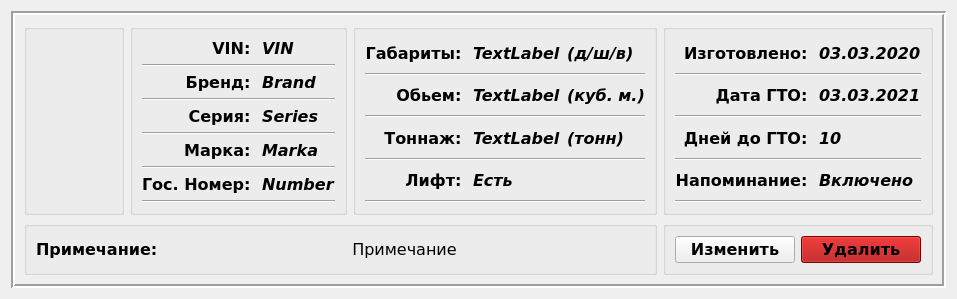
Old version of the form Modules/Autopark/Delegat/MainDelegatAutopark/maindelegatewidgetautopark.ui in the repository Sakton/CONVEYANCE_Q.
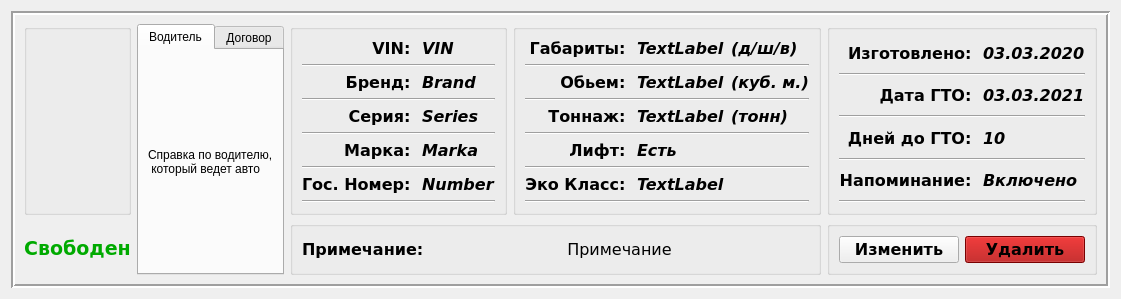
New version of the form. Icons and pictures are not drawn.

Patch:
```diff
--- a/Modules/Autopark/Delegat/MainDelegatAutopark/maindelegatewidgetautopark.ui
+++ b/Modules/Autopark/Delegat/MainDelegatAutopark/maindelegatewidgetautopark.ui
@@ -6,7 +6,7 @@
    <rect>
     <x>0</x>
     <y>0</y>
-    <width>944</width>
+    <width>1099</width>
     <height>295</height>
    </rect>
   </property>
@@ -20,8 +20,14 @@
    <string>Form</string>
   </property>
   <layout class="QGridLayout" name="gridLayout_2">
-   <item row="0" column="0">
+   <item row="1" column="0">
     <widget class="QFrame" name="frame">
+     <property name="sizePolicy">
+      <sizepolicy hsizetype="Preferred" vsizetype="Preferred">
+       <horstretch>0</horstretch>
+       <verstretch>0</verstretch>
+      </sizepolicy>
+     </property>
      <property name="frameShape">
       <enum>QFrame::Box</enum>
      </property>
@@ -34,13 +40,208 @@
      <layout class="QGridLayout" name="gridLayout_12">
       <item row="0" column="0">
        <layout class="QGridLayout" name="gridLayout">
-        <item row="0" column="2">
+        <item row="0" column="4">
+         <widget class="QGroupBox" name="groupBox_3">
+          <property name="sizePolicy">
+           <sizepolicy hsizetype="Preferred" vsizetype="Preferred">
+            <horstretch>0</horstretch>
+            <verstretch>0</verstretch>
+           </sizepolicy>
+          </property>
+          <property name="title">
+           <string/>
+          </property>
+          <layout class="QGridLayout" name="gridLayout_9">
+           <item row="0" column="0">
+            <layout class="QGridLayout" name="gridLayout_8">
+             <item row="0" column="0">
+              <widget class="QLabel" name="label_13">
+               <property name="sizePolicy">
+                <sizepolicy hsizetype="Preferred" vsizetype="Preferred">
+                 <horstretch>0</horstretch>
+                 <verstretch>0</verstretch>
+                </sizepolicy>
+               </property>
+               <property name="font">
+                <font>
+                 <family>Verdana</family>
+                 <pointsize>12</pointsize>
+                 <weight>75</weight>
+                 <bold>true</bold>
+                </font>
+               </property>
+               <property name="text">
+                <string>Изготовлено: </string>
+               </property>
+               <property name="alignment">
+                <set>Qt::AlignRight|Qt::AlignTrailing|Qt::AlignVCenter</set>
+               </property>
+              </widget>
+             </item>
+             <item row="6" column="0">
+              <widget class="QLabel" name="label_23">
+               <property name="font">
+                <font>
+                 <family>Verdana</family>
+                 <pointsize>12</pointsize>
+                 <weight>75</weight>
+                 <bold>true</bold>
+                </font>
+               </property>
+               <property name="text">
+                <string>Напоминание: </string>
+               </property>
+               <property name="alignment">
+                <set>Qt::AlignRight|Qt::AlignTrailing|Qt::AlignVCenter</set>
+               </property>
+              </widget>
+             </item>
+             <item row="2" column="0">
+              <widget class="QLabel" name="label_15">
+               <property name="font">
+                <font>
+                 <family>Verdana</family>
+                 <pointsize>12</pointsize>
+                 <weight>75</weight>
+                 <bold>true</bold>
+                </font>
+               </property>
+               <property name="text">
+                <string>Дата ГТО: </string>
+               </property>
+               <property name="alignment">
+                <set>Qt::AlignRight|Qt::AlignTrailing|Qt::AlignVCenter</set>
+               </property>
+              </widget>
+             </item>
+             <item row="1" column="0" colspan="2">
+              <widget class="Line" name="line_10">
+               <property name="orientation">
+                <enum>Qt::Horizontal</enum>
+               </property>
+              </widget>
+             </item>
+             <item row="3" column="0" colspan="2">
+              <widget class="Line" name="line_11">
+               <property name="orientation">
+                <enum>Qt::Horizontal</enum>
+               </property>
+              </widget>
+             </item>
+             <item row="4" column="1">
+              <widget class="QLabel" name="labelDayTo">
+               <property name="font">
+                <font>
+                 <family>Verdana</family>
+                 <pointsize>12</pointsize>
+                 <weight>75</weight>
+                 <italic>true</italic>
+                 <bold>true</bold>
+                </font>
+               </property>
+               <property name="text">
+                <string>10</string>
+               </property>
+              </widget>
+             </item>
+             <item row="4" column="0">
+              <widget class="QLabel" name="label_21">
+               <property name="font">
+                <font>
+                 <family>Verdana</family>
+                 <pointsize>12</pointsize>
+                 <weight>75</weight>
+                 <bold>true</bold>
+                </font>
+               </property>
+               <property name="text">
+                <string>Дней до ГТО: </string>
+               </property>
+               <property name="alignment">
+                <set>Qt::AlignRight|Qt::AlignTrailing|Qt::AlignVCenter</set>
+               </property>
+              </widget>
+             </item>
+             <item row="6" column="1">
+              <widget class="QLabel" name="labelReminder">
+               <property name="font">
+                <font>
+                 <family>Verdana</family>
+                 <pointsize>12</pointsize>
+                 <weight>75</weight>
+                 <italic>true</italic>
+                 <bold>true</bold>
+                </font>
+               </property>
+               <property name="text">
+                <string>Включено</string>
+               </property>
+              </widget>
+             </item>
+             <item row="5" column="0" colspan="2">
+              <widget class="Line" name="line_12">
+               <property name="orientation">
+                <enum>Qt::Horizontal</enum>
+               </property>
+              </widget>
+             </item>
+             <item row="2" column="1">
+              <widget class="QLabel" name="labelTechInspection">
+               <property name="font">
+                <font>
+                 <family>Verdana</family>
+                 <pointsize>12</pointsize>
+                 <weight>75</weight>
+                 <italic>true</italic>
+                 <bold>true</bold>
+                </font>
+               </property>
+               <property name="text">
+                <string>03.03.2021</string>
+               </property>
+              </widget>
+             </item>
+             <item row="0" column="1">
+              <widget class="QLabel" name="labelDataIssue">
+               <property name="font">
+                <font>
+                 <family>Verdana</family>
+                 <pointsize>12</pointsize>
+                 <weight>75</weight>
+                 <italic>true</italic>
+                 <bold>true</bold>
+                </font>
+               </property>
+               <property name="text">
+                <string>03.03.2020</string>
+               </property>
+              </widget>
+             </item>
+             <item row="7" column="0" colspan="2">
+              <widget class="Line" name="line_13">
+               <property name="orientation">
+                <enum>Qt::Horizontal</enum>
+               </property>
+              </widget>
+             </item>
+            </layout>
+           </item>
+          </layout>
+         </widget>
+        </item>
+        <item row="0" column="3">
          <widget class="QGroupBox" name="groupBox_2">
+          <property name="sizePolicy">
+           <sizepolicy hsizetype="Preferred" vsizetype="Preferred">
+            <horstretch>0</horstretch>
+            <verstretch>0</verstretch>
+           </sizepolicy>
+          </property>
           <property name="title">
            <string/>
           </property>
           <layout class="QGridLayout" name="gridLayout_7">
-           <item row="0" column="0">
+           <item row="0" column="1">
             <layout class="QGridLayout" name="gridLayout_6">
              <item row="2" column="2">
               <widget class="QLabel" name="label_12">
@@ -76,52 +277,6 @@
                </property>
               </widget>
              </item>
-             <item row="0" column="0">
-              <widget class="QLabel" name="label_6">
-               <property name="sizePolicy">
-                <sizepolicy hsizetype="Preferred" vsizetype="Preferred">
-                 <horstretch>0</horstretch>
-                 <verstretch>0</verstretch>
-                </sizepolicy>
-               </property>
-               <property name="font">
-                <font>
-                 <family>Verdana</family>
-                 <pointsize>12</pointsize>
-                 <weight>75</weight>
-                 <bold>true</bold>
-                </font>
-               </property>
-               <property name="text">
-                <string>Габариты: </string>
-               </property>
-               <property name="alignment">
-                <set>Qt::AlignRight|Qt::AlignTrailing|Qt::AlignVCenter</set>
-               </property>
-              </widget>
-             </item>
-             <item row="2" column="1">
-              <widget class="QLabel" name="labelSpace">
-               <property name="sizePolicy">
-                <sizepolicy hsizetype="Preferred" vsizetype="Preferred">
-                 <horstretch>0</horstretch>
-                 <verstretch>0</verstretch>
-                </sizepolicy>
-               </property>
-               <property name="font">
-                <font>
-                 <family>Verdana</family>
-                 <pointsize>12</pointsize>
-                 <weight>75</weight>
-                 <italic>true</italic>
-                 <bold>true</bold>
-                </font>
-               </property>
-               <property name="text">
-                <string>TextLabel</string>
-               </property>
-              </widget>
-             </item>
              <item row="6" column="1">
               <widget class="QLabel" name="labelLift">
                <property name="sizePolicy">
@@ -144,6 +299,52 @@
                </property>
               </widget>
              </item>
+             <item row="4" column="1">
+              <widget class="QLabel" name="labelTonnag">
+               <property name="sizePolicy">
+                <sizepolicy hsizetype="Preferred" vsizetype="Preferred">
+                 <horstretch>0</horstretch>
+                 <verstretch>0</verstretch>
+                </sizepolicy>
+               </property>
+               <property name="font">
+                <font>
+                 <family>Verdana</family>
+                 <pointsize>12</pointsize>
+                 <weight>75</weight>
+                 <italic>true</italic>
+                 <bold>true</bold>
+                </font>
+               </property>
+               <property name="text">
+                <string>TextLabel</string>
+               </property>
+              </widget>
+             </item>
+             <item row="0" column="0">
+              <widget class="QLabel" name="label_6">
+               <property name="sizePolicy">
+                <sizepolicy hsizetype="Preferred" vsizetype="Preferred">
+                 <horstretch>0</horstretch>
+                 <verstretch>0</verstretch>
+                </sizepolicy>
+               </property>
+               <property name="font">
+                <font>
+                 <family>Verdana</family>
+                 <pointsize>12</pointsize>
+                 <weight>75</weight>
+                 <bold>true</bold>
+                </font>
+               </property>
+               <property name="text">
+                <string>Габариты: </string>
+               </property>
+               <property name="alignment">
+                <set>Qt::AlignRight|Qt::AlignTrailing|Qt::AlignVCenter</set>
+               </property>
+              </widget>
+             </item>
              <item row="4" column="0">
               <widget class="QLabel" name="label_9">
                <property name="font">
@@ -162,13 +363,42 @@
                </property>
               </widget>
              </item>
-             <item row="7" column="0" colspan="3">
+             <item row="9" column="0" colspan="3">
               <widget class="Line" name="line_9">
                <property name="orientation">
                 <enum>Qt::Horizontal</enum>
                </property>
               </widget>
              </item>
+             <item row="2" column="1">
+              <widget class="QLabel" name="labelSpace">
+               <property name="sizePolicy">
+                <sizepolicy hsizetype="Preferred" vsizetype="Preferred">
+                 <horstretch>0</horstretch>
+                 <verstretch>0</verstretch>
+                </sizepolicy>
+               </property>
+               <property name="font">
+                <font>
+                 <family>Verdana</family>
+                 <pointsize>12</pointsize>
+                 <weight>75</weight>
+                 <italic>true</italic>
+                 <bold>true</bold>
+                </font>
+               </property>
+               <property name="text">
+                <string>TextLabel</string>
+               </property>
+              </widget>
+             </item>
+             <item row="5" column="0" colspan="3">
+              <widget class="Line" name="line_8">
+               <property name="orientation">
+                <enum>Qt::Horizontal</enum>
+               </property>
+              </widget>
+             </item>
              <item row="6" column="0">
               <widget class="QLabel" name="label_11">
                <property name="font">
@@ -187,21 +417,8 @@
                </property>
               </widget>
              </item>
-             <item row="3" column="0" colspan="3">
-              <widget class="Line" name="line_7">
-               <property name="orientation">
-                <enum>Qt::Horizontal</enum>
-               </property>
-              </widget>
-             </item>
-             <item row="4" column="1">
-              <widget class="QLabel" name="labelTonnag">
-               <property name="sizePolicy">
-                <sizepolicy hsizetype="Preferred" vsizetype="Preferred">
-                 <horstretch>0</horstretch>
-                 <verstretch>0</verstretch>
-                </sizepolicy>
-               </property>
+             <item row="8" column="1">
+              <widget class="QLabel" name="labelEcoClass">
                <property name="font">
                 <font>
                  <family>Verdana</family>
@@ -216,47 +433,6 @@
                </property>
               </widget>
              </item>
-             <item row="4" column="2">
-              <widget class="QLabel" name="label_14">
-               <property name="font">
-                <font>
-                 <family>Verdana</family>
-                 <pointsize>12</pointsize>
-                 <weight>75</weight>
-                 <italic>true</italic>
-                 <bold>true</bold>
-                </font>
-               </property>
-               <property name="text">
-                <string>(тонн)</string>
-               </property>
-              </widget>
-             </item>
-             <item row="0" column="1">
-              <widget class="QLabel" name="labelGabarity">
-               <property name="sizePolicy">
-                <sizepolicy hsizetype="Preferred" vsizetype="Preferred">
-                 <horstretch>0</horstretch>
-                 <verstretch>0</verstretch>
-                </sizepolicy>
-               </property>
-               <property name="font">
-                <font>
-                 <family>Verdana</family>
-                 <pointsize>12</pointsize>
-                 <weight>75</weight>
-                 <italic>true</italic>
-                 <bold>true</bold>
-                </font>
-               </property>
-               <property name="text">
-                <string>TextLabel</string>
-               </property>
-               <property name="alignment">
-                <set>Qt::AlignLeading|Qt::AlignLeft|Qt::AlignVCenter</set>
-               </property>
-              </widget>
-             </item>
              <item row="1" column="0" colspan="3">
               <widget class="Line" name="line_6">
                <property name="orientation">
@@ -264,13 +440,6 @@
                </property>
               </widget>
              </item>
-             <item row="5" column="0" colspan="3">
-              <widget class="Line" name="line_8">
-               <property name="orientation">
-                <enum>Qt::Horizontal</enum>
-               </property>
-              </widget>
-             </item>
              <item row="0" column="2">
               <widget class="QLabel" name="label_10">
                <property name="font">
@@ -287,6 +456,79 @@
                </property>
               </widget>
              </item>
+             <item row="4" column="2">
+              <widget class="QLabel" name="label_14">
+               <property name="font">
+                <font>
+                 <family>Verdana</family>
+                 <pointsize>12</pointsize>
+                 <weight>75</weight>
+                 <italic>true</italic>
+                 <bold>true</bold>
+                </font>
+               </property>
+               <property name="text">
+                <string>(тонн)</string>
+               </property>
+              </widget>
+             </item>
+             <item row="8" column="0">
+              <widget class="QLabel" name="label_16">
+               <property name="font">
+                <font>
+                 <family>Verdana</family>
+                 <pointsize>12</pointsize>
+                 <weight>75</weight>
+                 <bold>true</bold>
+                </font>
+               </property>
+               <property name="text">
+                <string>Эко Класс: </string>
+               </property>
+               <property name="alignment">
+                <set>Qt::AlignRight|Qt::AlignTrailing|Qt::AlignVCenter</set>
+               </property>
+              </widget>
+             </item>
+             <item row="3" column="0" colspan="3">
+              <widget class="Line" name="line_7">
+               <property name="orientation">
+                <enum>Qt::Horizontal</enum>
+               </property>
+              </widget>
+             </item>
+             <item row="0" column="1">
+              <widget class="QLabel" name="labelGabarity">
+               <property name="sizePolicy">
+                <sizepolicy hsizetype="Preferred" vsizetype="Preferred">
+                 <horstretch>0</horstretch>
+                 <verstretch>0</verstretch>
+                </sizepolicy>
+               </property>
+               <property name="font">
+                <font>
+                 <family>Verdana</family>
+                 <pointsize>12</pointsize>
+                 <weight>75</weight>
+                 <italic>true</italic>
+                 <bold>true</bold>
+                </font>
+               </property>
+               <property name="text">
+                <string>TextLabel</string>
+               </property>
+               <property name="alignment">
+                <set>Qt::AlignLeading|Qt::AlignLeft|Qt::AlignVCenter</set>
+               </property>
+              </widget>
+             </item>
+             <item row="7" column="0" colspan="3">
+              <widget class="Line" name="line_14">
+               <property name="orientation">
+                <enum>Qt::Horizontal</enum>
+               </property>
+              </widget>
+             </item>
             </layout>
            </item>
           </layout>
@@ -332,18 +574,40 @@
           </layout>
          </widget>
         </item>
-        <item row="0" column="3">
-         <widget class="QGroupBox" name="groupBox_3">
+        <item row="1" column="2" colspan="2">
+         <widget class="QGroupBox" name="groupBoxNote">
+          <property name="sizePolicy">
+           <sizepolicy hsizetype="Expanding" vsizetype="Preferred">
+            <horstretch>0</horstretch>
+            <verstretch>0</verstretch>
+           </sizepolicy>
+          </property>
           <property name="title">
            <string/>
           </property>
-          <layout class="QGridLayout" name="gridLayout_9">
+          <layout class="QGridLayout" name="gridLayout_11">
            <item row="0" column="0">
-            <layout class="QGridLayout" name="gridLayout_8">
+            <layout class="QGridLayout" name="gridLayout_10">
+             <item row="0" column="1">
+              <widget class="QLabel" name="labelNote">
+               <property name="font">
+                <font>
+                 <family>Verdana</family>
+                 <pointsize>12</pointsize>
+                </font>
+               </property>
+               <property name="text">
+                <string>Примечание</string>
+               </property>
+               <property name="alignment">
+                <set>Qt::AlignCenter</set>
+               </property>
+              </widget>
+             </item>
              <item row="0" column="0">
-              <widget class="QLabel" name="label_13">
+              <widget class="QLabel" name="label_4">
                <property name="sizePolicy">
-                <sizepolicy hsizetype="Preferred" vsizetype="Preferred">
+                <sizepolicy hsizetype="Maximum" vsizetype="Preferred">
                  <horstretch>0</horstretch>
                  <verstretch>0</verstretch>
                 </sizepolicy>
@@ -357,156 +621,7 @@
                 </font>
                </property>
                <property name="text">
-                <string>Изготовлено: </string>
-               </property>
-               <property name="alignment">
-                <set>Qt::AlignRight|Qt::AlignTrailing|Qt::AlignVCenter</set>
-               </property>
-              </widget>
-             </item>
-             <item row="6" column="0">
-              <widget class="QLabel" name="label_23">
-               <property name="font">
-                <font>
-                 <family>Verdana</family>
-                 <pointsize>12</pointsize>
-                 <weight>75</weight>
-                 <bold>true</bold>
-                </font>
-               </property>
-               <property name="text">
-                <string>Напоминание: </string>
-               </property>
-               <property name="alignment">
-                <set>Qt::AlignRight|Qt::AlignTrailing|Qt::AlignVCenter</set>
-               </property>
-              </widget>
-             </item>
-             <item row="2" column="0">
-              <widget class="QLabel" name="label_15">
-               <property name="font">
-                <font>
-                 <family>Verdana</family>
-                 <pointsize>12</pointsize>
-                 <weight>75</weight>
-                 <bold>true</bold>
-                </font>
-               </property>
-               <property name="text">
-                <string>Дата ГТО: </string>
-               </property>
-               <property name="alignment">
-                <set>Qt::AlignRight|Qt::AlignTrailing|Qt::AlignVCenter</set>
-               </property>
-              </widget>
-             </item>
-             <item row="1" column="0" colspan="2">
-              <widget class="Line" name="line_10">
-               <property name="orientation">
-                <enum>Qt::Horizontal</enum>
-               </property>
-              </widget>
-             </item>
-             <item row="3" column="0" colspan="2">
-              <widget class="Line" name="line_11">
-               <property name="orientation">
-                <enum>Qt::Horizontal</enum>
-               </property>
-              </widget>
-             </item>
-             <item row="4" column="1">
-              <widget class="QLabel" name="labelDayTo">
-               <property name="font">
-                <font>
-                 <family>Verdana</family>
-                 <pointsize>12</pointsize>
-                 <weight>75</weight>
-                 <italic>true</italic>
-                 <bold>true</bold>
-                </font>
-               </property>
-               <property name="text">
-                <string>10</string>
-               </property>
-              </widget>
-             </item>
-             <item row="4" column="0">
-              <widget class="QLabel" name="label_21">
-               <property name="font">
-                <font>
-                 <family>Verdana</family>
-                 <pointsize>12</pointsize>
-                 <weight>75</weight>
-                 <bold>true</bold>
-                </font>
-               </property>
-               <property name="text">
-                <string>Дней до ГТО: </string>
-               </property>
-               <property name="alignment">
-                <set>Qt::AlignRight|Qt::AlignTrailing|Qt::AlignVCenter</set>
-               </property>
-              </widget>
-             </item>
-             <item row="6" column="1">
-              <widget class="QLabel" name="labelReminder">
-               <property name="font">
-                <font>
-                 <family>Verdana</family>
-                 <pointsize>12</pointsize>
-                 <weight>75</weight>
-                 <italic>true</italic>
-                 <bold>true</bold>
-                </font>
-               </property>
-               <property name="text">
-                <string>Включено</string>
-               </property>
-              </widget>
-             </item>
-             <item row="5" column="0" colspan="2">
-              <widget class="Line" name="line_12">
-               <property name="orientation">
-                <enum>Qt::Horizontal</enum>
-               </property>
-              </widget>
-             </item>
-             <item row="2" column="1">
-              <widget class="QLabel" name="labelTechInspection">
-               <property name="font">
-                <font>
-                 <family>Verdana</family>
-                 <pointsize>12</pointsize>
-                 <weight>75</weight>
-                 <italic>true</italic>
-                 <bold>true</bold>
-                </font>
-               </property>
-               <property name="text">
-                <string>03.03.2021</string>
-               </property>
-              </widget>
-             </item>
-             <item row="0" column="1">
-              <widget class="QLabel" name="labelDataIssue">
-               <property name="font">
-                <font>
-                 <family>Verdana</family>
-                 <pointsize>12</pointsize>
-                 <weight>75</weight>
-                 <italic>true</italic>
-                 <bold>true</bold>
-                </font>
-               </property>
-               <property name="text">
-                <string>03.03.2020</string>
-               </property>
-              </widget>
-             </item>
-             <item row="7" column="0" colspan="2">
-              <widget class="Line" name="line_13">
-               <property name="orientation">
-                <enum>Qt::Horizontal</enum>
+                <string>Примечание:</string>
                </property>
               </widget>
              </item>
@@ -515,13 +630,19 @@
           </layout>
          </widget>
         </item>
-        <item row="0" column="1">
+        <item row="0" column="2">
          <widget class="QGroupBox" name="groupBox">
+          <property name="sizePolicy">
+           <sizepolicy hsizetype="Preferred" vsizetype="Preferred">
+            <horstretch>0</horstretch>
+            <verstretch>0</verstretch>
+           </sizepolicy>
+          </property>
           <property name="title">
            <string/>
           </property>
           <layout class="QGridLayout" name="gridLayout_5">
-           <item row="0" column="0">
+           <item row="0" column="1">
             <layout class="QGridLayout" name="gridLayout_4">
              <item row="2" column="0">
               <widget class="QLabel" name="label">
@@ -739,66 +860,10 @@
           </layout>
          </widget>
         </item>
-        <item row="1" column="0" colspan="3">
-         <widget class="QGroupBox" name="groupBoxNote">
-          <property name="sizePolicy">
-           <sizepolicy hsizetype="Preferred" vsizetype="Preferred">
-            <horstretch>0</horstretch>
-            <verstretch>0</verstretch>
-           </sizepolicy>
-          </property>
-          <property name="title">
-           <string/>
-          </property>
-          <layout class="QGridLayout" name="gridLayout_11">
-           <item row="0" column="0">
-            <layout class="QGridLayout" name="gridLayout_10">
-             <item row="0" column="1">
-              <widget class="QLabel" name="labelNote">
-               <property name="font">
-                <font>
-                 <family>Verdana</family>
-                 <pointsize>12</pointsize>
-                </font>
-               </property>
-               <property name="text">
-                <string>Примечание</string>
-               </property>
-               <property name="alignment">
-                <set>Qt::AlignCenter</set>
-               </property>
-              </widget>
-             </item>
-             <item row="0" column="0">
-              <widget class="QLabel" name="label_4">
-               <property name="sizePolicy">
-                <sizepolicy hsizetype="Maximum" vsizetype="Preferred">
-                 <horstretch>0</horstretch>
-                 <verstretch>0</verstretch>
-                </sizepolicy>
-               </property>
-               <property name="font">
-                <font>
-                 <family>Verdana</family>
-                 <pointsize>12</pointsize>
-                 <weight>75</weight>
-                 <bold>true</bold>
-                </font>
-               </property>
-               <property name="text">
-                <string>Примечание:</string>
-               </property>
-              </widget>
-             </item>
-            </layout>
-           </item>
-          </layout>
-         </widget>
-        </item>
-        <item row="1" column="3">
+        <item row="1" column="4">
          <widget class="QGroupBox" name="groupBox_4">
           <property name="sizePolicy">
-           <sizepolicy hsizetype="Preferred" vsizetype="Preferred">
+           <sizepolicy hsizetype="Expanding" vsizetype="Fixed">
             <horstretch>0</horstretch>
             <verstretch>0</verstretch>
            </sizepolicy>
@@ -862,6 +927,80 @@
           </layout>
          </widget>
         </item>
+        <item row="0" column="1" rowspan="2">
+         <widget class="QTabWidget" name="tabWidget">
+          <property name="sizePolicy">
+           <sizepolicy hsizetype="Preferred" vsizetype="Preferred">
+            <horstretch>0</horstretch>
+            <verstretch>0</verstretch>
+           </sizepolicy>
+          </property>
+          <property name="currentIndex">
+           <number>0</number>
+          </property>
+          <widget class="QWidget" name="tabVoditel">
+           <attribute name="title">
+            <string>Водитель</string>
+           </attribute>
+           <layout class="QGridLayout" name="gridLayout_15">
+            <item row="0" column="0">
+             <widget class="QLabel" name="label_17">
+              <property name="text">
+               <string>Справка по водителю, 
+ который ведет авто</string>
+              </property>
+             </widget>
+            </item>
+           </layout>
+          </widget>
+          <widget class="QWidget" name="tabDogovor">
+           <attribute name="title">
+            <string>Договор</string>
+           </attribute>
+           <layout class="QGridLayout" name="gridLayout_16">
+            <item row="0" column="0">
+             <widget class="QLabel" name="label_19">
+              <property name="text">
+               <string>Справка по договору,
+ на котором авто</string>
+              </property>
+             </widget>
+            </item>
+           </layout>
+          </widget>
+         </widget>
+        </item>
+        <item row="1" column="0">
+         <layout class="QHBoxLayout" name="horizontalLayout">
+          <item>
+           <widget class="QLabel" name="label_18">
+            <property name="sizePolicy">
+             <sizepolicy hsizetype="Expanding" vsizetype="Preferred">
+              <horstretch>0</horstretch>
+              <verstretch>0</verstretch>
+             </sizepolicy>
+            </property>
+            <property name="font">
+             <font>
+              <family>Verdana</family>
+              <pointsize>14</pointsize>
+              <weight>75</weight>
+              <bold>true</bold>
+             </font>
+            </property>
+            <property name="styleSheet">
+             <string notr="true">color: rgb(0, 170, 0);</string>
+            </property>
+            <property name="text">
+             <string>Свободен</string>
+            </property>
+            <property name="alignment">
+             <set>Qt::AlignCenter</set>
+            </property>
+           </widget>
+          </item>
+         </layout>
+        </item>
        </layout>
       </item>
      </layout>
```
